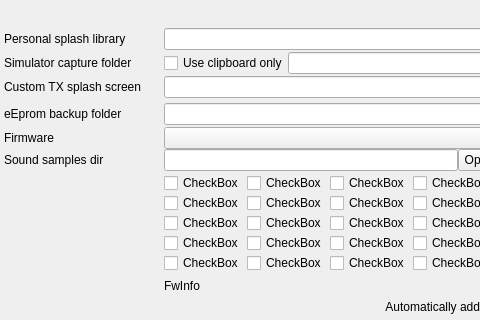
This is src/preferencesdialog.ui in roberto1903/companion9x as Qt 5 draws it before an edit; both pictures show x 0 to 480 and y 104 to 424 of the 748 by 620 pixel window. The edited form follows.
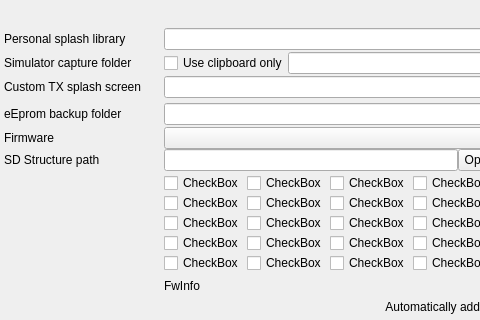
This is the edited form. Icons and pictures are not drawn.

Commit message: SD PATH

```diff
--- a/src/preferencesdialog.ui
+++ b/src/preferencesdialog.ui
@@ -1019,7 +1019,7 @@
         </sizepolicy>
        </property>
        <property name="text">
-        <string>Sound samples dir</string>
+        <string>SD Structure path</string>
        </property>
        <property name="alignment">
         <set>Qt::AlignLeading|Qt::AlignLeft|Qt::AlignVCenter</set>
```
Left out of the diff: 6 changed lines with no effect on the pictures. The commit also changes 7 other files.
